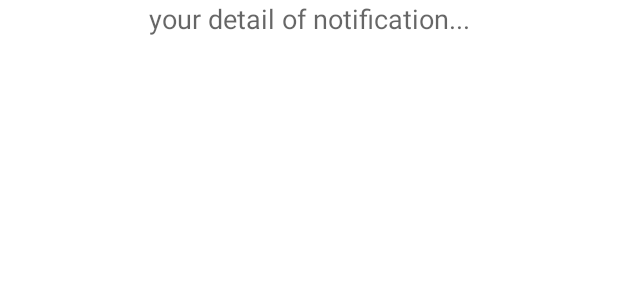
After one commit to BharathJawahar/Distance-app, an Android app: the layout activity_notification_view.xml on its own in the app's theme, with its tools: preview values and no code run, on a phone screen of 412 x 824 dp. The commit adds this screen. Shown: the top 300 px of the screen. Run offline under Robolectric (Android 15) with nearby library versions, the phone set to English and light mode, and no system bars.

Commit message:
Added Notification and Sound effect

```diff
--- a/app/build.gradle
+++ b/app/build.gradle
@@ -32,6 +32,8 @@ dependencies {
     implementation 'androidx.appcompat:appcompat:1.3.1'
     implementation 'com.google.android.material:material:1.4.0'
     implementation 'androidx.constraintlayout:constraintlayout:2.1.1'
+    implementation 'androidx.media2:media2:1.0.0-alpha04'
+    implementation 'androidx.media2:media2-player:1.1.2'
     testImplementation 'junit:junit:4.+'
     androidTestImplementation 'androidx.test.ext:junit:1.1.3'
     androidTestImplementation 'androidx.test.espresso:espresso-core:3.4.0'
--- /dev/null
+++ b/app/src/main/res/drawable/notification_icon.xml
@@ -0,0 +1,4 @@
+<?xml version="1.0" encoding="utf-8"?>
+<selector xmlns:android="http://schemas.android.com/apk/res/android">
+
+</selector>
--- /dev/null
+++ b/app/src/main/res/layout/activity_notification_view.xml
@@ -0,0 +1,33 @@
+<?xml version="1.0" encoding="utf-8"?>
+<androidx.constraintlayout.widget.ConstraintLayout xmlns:android="http://schemas.android.com/apk/res/android"
+    xmlns:app="http://schemas.android.com/apk/res-auto"
+    xmlns:tools="http://schemas.android.com/tools"
+    android:layout_width="match_parent"
+    android:layout_height="match_parent"
+    tools:context="example.javatpoint.com.androidnotification.NotificationView">
+
+    <TextView
+        android:id="@+id/textView2"
+        android:layout_width="fill_parent"
+        android:layout_height="wrap_content"
+        android:gravity="center"
+        android:text="your detail of notification..."
+        android:textAppearance="@style/Base.TextAppearance.AppCompat.Medium" />
+
+    <TextView
+        android:id="@+id/textView"
+        android:layout_width="wrap_content"
+        android:layout_height="wrap_content"
+        android:layout_marginBottom="8dp"
+        android:layout_marginEnd="8dp"
+        android:layout_marginStart="8dp"
+        android:layout_marginTop="8dp"
+        app:layout_constraintBottom_toBottomOf="parent"
+        app:layout_constraintEnd_toEndOf="parent"
+        app:layout_constraintHorizontal_bias="0.096"
+        app:layout_constraintStart_toStartOf="parent"
+        app:layout_constraintTop_toBottomOf="@+id/textView2"
+        app:layout_constraintVertical_bias="0.206"
+        android:textAppearance="@style/Base.TextAppearance.AppCompat.Medium"/>
+
+</androidx.constraintlayout.widget.ConstraintLayout>
```
Also changed, not shown: app/src/main/java/com/example/socialdistancingbluetoothapp/MainActivity.java (+33 -16 lines), app/src/main/java/com/example/socialdistancingbluetoothapp/NotificationView.java (added, +16 -0 lines), app/src/main/res/drawable/ic_one.xml (added, +10 -0 lines), 1 other file.
